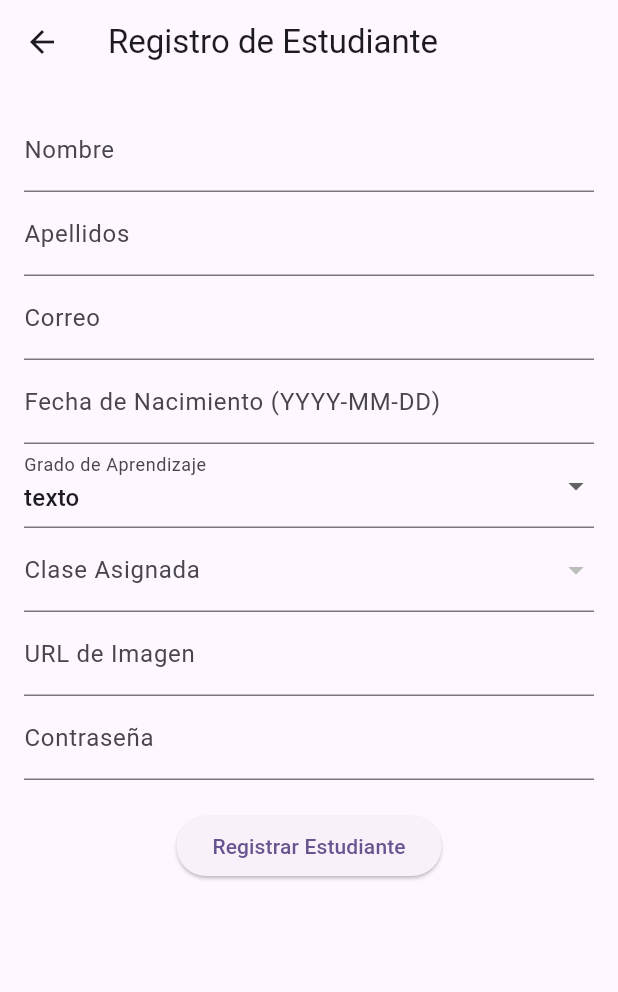
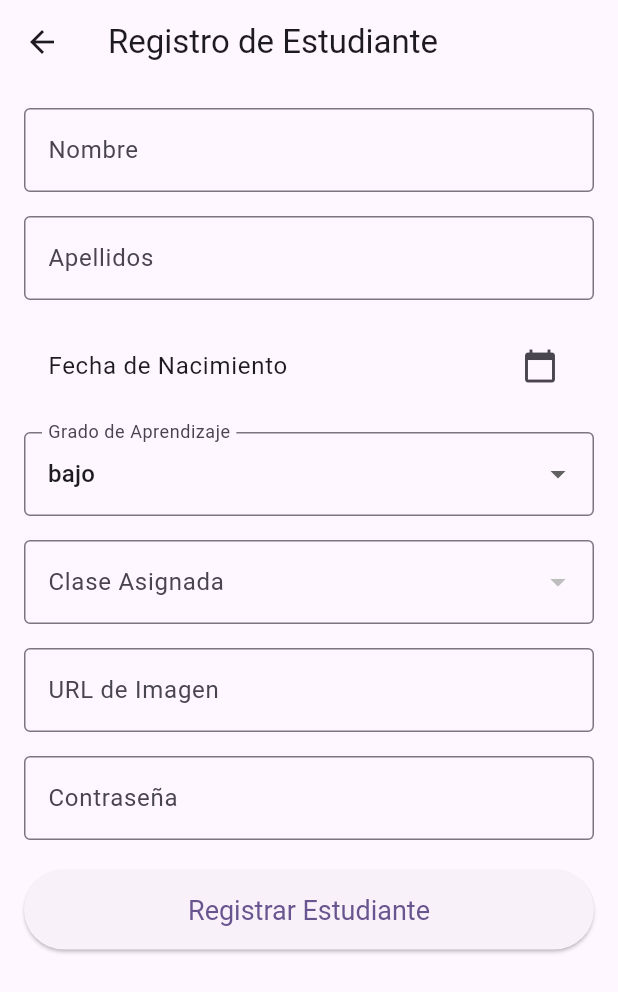
Before and after one commit to MDA-Y-DGP/App, a Flutter app: the RegistroEstudiante screen opened directly, on a phone screen of 412 x 824 dp. Shown: the top 992 px of the screen. Run offline on Flutter 3.47's test engine with Material 3 defaults, Android fonts, the phone set to English and light mode, and no system bars; our stand-ins replace cloud_firestore, firebase_core; accounts and stored records are empty.

Commit message:
cambio base de datos profesor y estudiante

```diff
--- a/agenda_ptval/lib/controlador/estudiante_controller.dart
+++ b/agenda_ptval/lib/controlador/estudiante_controller.dart
@@ -42,7 +42,6 @@ class EstudianteController {
       idEstudiante: newEstudianteId,
       nombre: estudiante.nombre,
       apellidos: estudiante.apellidos,
-      correo: estudiante.correo,
       fechaNacimiento: estudiante.fechaNacimiento,
       gradoAprendizaje: estudiante.gradoAprendizaje,
       idClase: estudiante.idClase,
--- a/agenda_ptval/lib/controlador/profesor_controlador.dart
+++ b/agenda_ptval/lib/controlador/profesor_controlador.dart
@@ -33,7 +33,6 @@ class ProfesorController {
       apellidos: profesor.apellidos,
       email: profesor.email,
       telefono: profesor.telefono,
-      idClase: profesor.idClase,
       administrador: profesor.administrador,
       contrasena: profesor.contrasena,
     );
--- a/agenda_ptval/lib/modelo/estudiante_modelo.dart
+++ b/agenda_ptval/lib/modelo/estudiante_modelo.dart
@@ -12,13 +12,10 @@ class Estudiante {
   /// Los apellidos del estudiante.
   String apellidos;
 
-  /// El correo electrónico del estudiante.
-  String correo;
-
   /// La fecha de nacimiento del estudiante.
   DateTime fechaNacimiento;
 
-  /// El grado de aprendizaje del estudiante (puede ser "texto", "imagenes" o "videos").
+  /// El grado de aprendizaje del estudiante (puede ser "bajo", "medio" o "alto").
   String gradoAprendizaje;
 
   /// El ID de la clase a la que pertenece el estudiante.
@@ -27,7 +24,7 @@ class Estudiante {
   /// El ID del historial del estudiante.
   int idHistorial;
 
-  /// La contraseña del estudiante.
+  /// La contraseña del estudiante. Si el estudiante tiene un grado alto podra usar texto en la contraseña sino pictogramas.
   String contrasena;
 
   /// Constructor para crear una instancia de [Estudiante].
@@ -45,7 +42,6 @@ class Estudiante {
     required this.idEstudiante,
     required this.nombre,
     required this.apellidos,
-    required this.correo,
     required this.fechaNacimiento,
     required this.gradoAprendizaje,
     required this.idClase,
@@ -61,7 +57,6 @@ class Estudiante {
       'id_estudiante': idEstudiante,
       'nombre': nombre,
       'apellidos': apellidos,
-      'correo': correo,
       'fecha_nacimiento': fechaNacimiento,
       'grado_aprendizaje': gradoAprendizaje,
       'id_clase': idClase,
@@ -79,7 +74,6 @@ class Estudiante {
       idEstudiante: json['id_estudiante'],
       nombre: json['nombre'],
       apellidos: json['apellidos'],
-      correo: json['correo'],
       fechaNacimiento: (json['fecha_nacimiento'] as Timestamp).toDate(),
       gradoAprendizaje: json['grado_aprendizaje'],
       idClase: json['id_clase'],
--- a/agenda_ptval/lib/modelo/profesor_modelo.dart
+++ b/agenda_ptval/lib/modelo/profesor_modelo.dart
@@ -17,9 +17,6 @@ class Profesor {
   /// El número de teléfono del profesor (puede ser nulo).
   final String? telefono;
 
-  /// El ID de la clase a la que pertenece el profesor (puede ser nulo).
-  final int? idClase;
-
   /// Indica si el profesor es administrador.
   final bool administrador;
 
@@ -33,7 +30,6 @@ class Profesor {
   /// [apellidos] son los apellidos del profesor.
   /// [email] es el correo electrónico del profesor.
   /// [telefono] es el número de teléfono del profesor (puede ser nulo).
-  /// [idClase] es el ID de la clase a la que pertenece el profesor (puede ser nulo).
   /// [administrador] indica si el profesor es administrador.
   /// [contrasena] es la contraseña del profesor.
   Profesor({
@@ -42,7 +38,6 @@ class Profesor {
     required this.apellidos,
     required this.email,
     this.telefono,
-    this.idClase,
     required this.administrador,
     required this.contrasena,
   });
@@ -58,7 +53,6 @@ class Profesor {
       apellidos: map['apellidos'] ?? '',
       email: map['email'] ?? '',
       telefono: map['telefono'],
-      idClase: map['id_clase'] != null ? map['id_clase'] as int : null,
       administrador: map['administrador'] ?? false,
       contrasena: map['contraseña'] ?? '',
     );
@@ -74,7 +68,6 @@ class Profesor {
       'apellidos': apellidos,
       'email': email,
       'telefono': telefono,
-      'id_clase': idClase,
       'administrador': administrador,
       'contraseña': contrasena,
     };
--- a/agenda_ptval/lib/vista/inicio_administrador.dart
+++ b/agenda_ptval/lib/vista/inicio_administrador.dart
@@ -29,7 +29,6 @@ class PantallaInicioAdministrador extends StatelessWidget {
             Text('Apellidos: ${profesor.apellidos}', style: const TextStyle(fontSize: 16)),
             Text('Email: ${profesor.email}', style: const TextStyle(fontSize: 16)),
             Text('Teléfono: ${profesor.telefono ?? "No disponible"}', style: const TextStyle(fontSize: 16)),
-            Text('ID Clase: ${profesor.idClase ?? "No disponible"}', style: const TextStyle(fontSize: 16)),
             Text('Administrador: ${profesor.administrador ? "Sí" : "No"}', style: const TextStyle(fontSize: 16)),
             const SizedBox(height: 20),
             ElevatedButton(
--- a/agenda_ptval/lib/vista/registro_estudiante.dart
+++ b/agenda_ptval/lib/vista/registro_estudiante.dart
@@ -5,6 +5,7 @@ import 'package:agenda_ptval/modelo/estudiante_modelo.dart';
 import 'package:agenda_ptval/modelo/clase_modelo.dart';
 import 'package:agenda_ptval/controlador/estudiante_controller.dart';
 import 'package:crypto/crypto.dart';
+import 'package:intl/intl.dart'; // para formatear la fecha
 
 class RegistroEstudiante extends StatefulWidget {
   @override
@@ -18,9 +19,8 @@ class _RegistroEstudianteState extends State<RegistroEstudiante> {
 
   String nombre = '';
   String apellidos = '';
-  String correo = '';
   DateTime? fechaNacimiento;
-  String gradoAprendizaje = 'texto'; // Valor predeterminado
+  String gradoAprendizaje = 'bajo'; // Valor predeterminado
   String? claseAsignada;
   String imagen = '';
   String contrasena = '';
@@ -41,6 +41,20 @@ class _RegistroEstudianteState extends State<RegistroEstudiante> {
     return digest.toString();
   }
 
+  Future<void> _selectDate(BuildContext context) async {
+    final DateTime? picked = await showDatePicker(
+      context: context,
+      initialDate: fechaNacimiento ?? DateTime.now(),
+      firstDate: DateTime(1900),
+      lastDate: DateTime(2100),
+    );
+    if (picked != null && picked != fechaNacimiento) {
+      setState(() {
+        fechaNacimiento = picked;
+      });
+    }
+  }
+
   void _registrar() {
     if (_formKey.currentState!.validate()) {
       _formKey.currentState!.save();
@@ -48,7 +62,6 @@ class _RegistroEstudianteState extends State<RegistroEstudiante> {
         idEstudiante: 0, // Este valor se actualizará en el controlador
         nombre: nombre,
         apellidos: apellidos,
-        correo: correo,
         fechaNacimiento: fechaNacimiento!,
         gradoAprendizaje: gradoAprendizaje,
         idClase: int.parse(claseAsignada!), // Guardamos el ID de la clase
@@ -60,6 +73,7 @@ class _RegistroEstudianteState extends State<RegistroEstudiante> {
         ScaffoldMessenger.of(context).showSnackBar(
           SnackBar(content: Text('Estudiante registrado con éxito!')),
         );
+        Navigator.pop(context); // Volver a la página anterior
       }).catchError((error) {
         ScaffoldMessenger.of(context).showSnackBar(
           SnackBar(content: Text('Error al registrar: $error')),
@@ -84,32 +98,43 @@ class _RegistroEstudianteState extends State<RegistroEstudiante> {
         padding: const EdgeInsets.all(16.0),
         child: Form(
           key: _formKey,
-          child: Column(
+          child: ListView(
             children: [
               TextFormField(
-                decoration: InputDecoration(labelText: 'Nombre'),
+                decoration: InputDecoration(
+                  labelText: 'Nombre',
+                  border: OutlineInputBorder(),
+                ),
                 onSaved: (value) => nombre = value!,
                 validator: (value) => value!.isEmpty ? 'Ingresa un nombre' : null,
               ),
+              SizedBox(height: 16),
               TextFormField(
-                decoration: InputDecoration(labelText: 'Apellidos'),
+                decoration: InputDecoration(
+                  labelText: 'Apellidos',
+                  border: OutlineInputBorder(),
+                ),
                 onSaved: (value) => apellidos = value!,
                 validator: (value) => value!.isEmpty ? 'Ingresa apellidos' : null,
               ),
-              TextFormField(
-                decoration: InputDecoration(labelText: 'Correo'),
-                onSaved: (value) => correo = value!,
-                validator: (value) => value!.isEmpty ? 'Ingresa un correo' : null,
+              SizedBox(height: 16),
+              ListTile(
+                title: Text(
+                  fechaNacimiento == null
+                      ? 'Fecha de Nacimiento'
+                      : 'Fecha de Nacimiento: ${DateFormat('dd-MM-yyyy').format(fechaNacimiento!)}',
+                ),
+                trailing: Icon(Icons.calendar_today),
+                onTap: () => _selectDate(context),
               ),
-              TextFormField(
-                decoration: InputDecoration(labelText: 'Fecha de Nacimiento (YYYY-MM-DD)'),
-                onSaved: (value) => fechaNacimiento = DateTime.parse(value!),
-                validator: (value) => value!.isEmpty ? 'Ingresa la fecha de nacimiento' : null,
-              ),
+              SizedBox(height: 16),
               DropdownButtonFormField<String>(
                 value: gradoAprendizaje,
-                decoration: InputDecoration(labelText: 'Grado de Aprendizaje'),
-                items: ['texto', 'imagenes', 'videos'].map((String value) {
+                decoration: InputDecoration(
+                  labelText: 'Grado de Aprendizaje',
+                  border: OutlineInputBorder(),
+                ),
+                items: ['bajo', 'medio', 'alto'].map((String value) {
                   return DropdownMenuItem<String>(
                     value: value,
                     child: Text(value),
@@ -121,10 +146,14 @@ class _RegistroEstudianteState extends State<RegistroEstudiante> {
                   });
                 },
               ),
+              SizedBox(height: 16),
               // Dropdown para seleccionar la clase
               DropdownButtonFormField<String>(
                 value: claseAsignada,
-                decoration: InputDecoration(labelText: 'Clase Asignada'),
+                decoration: InputDecoration(
+                  labelText: 'Clase Asignada',
+                  border: OutlineInputBorder(),
+                ),
                 items: clases.map((Clase clase) {
                   return DropdownMenuItem<String>(
                     value: clase.idClase.toString(), // Aquí guardamos el ID de la clase
@@ -138,13 +167,21 @@ class _RegistroEstudianteState extends State<RegistroEstudiante> {
                 },
                 validator: (value) => value == null ? 'Selecciona una clase' : null,
               ),
+              SizedBox(height: 16),
               TextFormField(
-                decoration: InputDecoration(labelText: 'URL de Imagen'),
+                decoration: InputDecoration(
+                  labelText: 'URL de Imagen',
+                  border: OutlineInputBorder(),
+                ),
                 onSaved: (value) => imagen = value!,
                 validator: (value) => value!.isEmpty ? 'Ingresa una URL de imagen' : null,
               ),
+              SizedBox(height: 16),
               TextFormField(
-                decoration: InputDecoration(labelText: 'Contraseña'),
+                decoration: InputDecoration(
+                  labelText: 'Contraseña',
+                  border: OutlineInputBorder(),
+                ),
                 obscureText: true,
                 onSaved: (value) => contrasena = value!,
                 validator: (value) => value!.isEmpty ? 'Ingresa una contraseña' : null,
@@ -153,6 +190,10 @@ class _RegistroEstudianteState extends State<RegistroEstudiante> {
               ElevatedButton(
                 onPressed: _registrar,
                 child: Text('Registrar Estudiante'),
+                style: ElevatedButton.styleFrom(
+                  padding: EdgeInsets.symmetric(vertical: 16),
+                  textStyle: TextStyle(fontSize: 18),
+                ),
               ),
             ],
           ),
--- a/agenda_ptval/pubspec.yaml
+++ b/agenda_ptval/pubspec.yaml
@@ -38,6 +38,8 @@ dependencies:
   # Cifrado de contraseñas
   crypto: ^3.0.1
   convert: ^3.0.1
+
+  intl: ^0.18.0
 
 
   # The following adds the Cupertino Icons font to your application.
```
